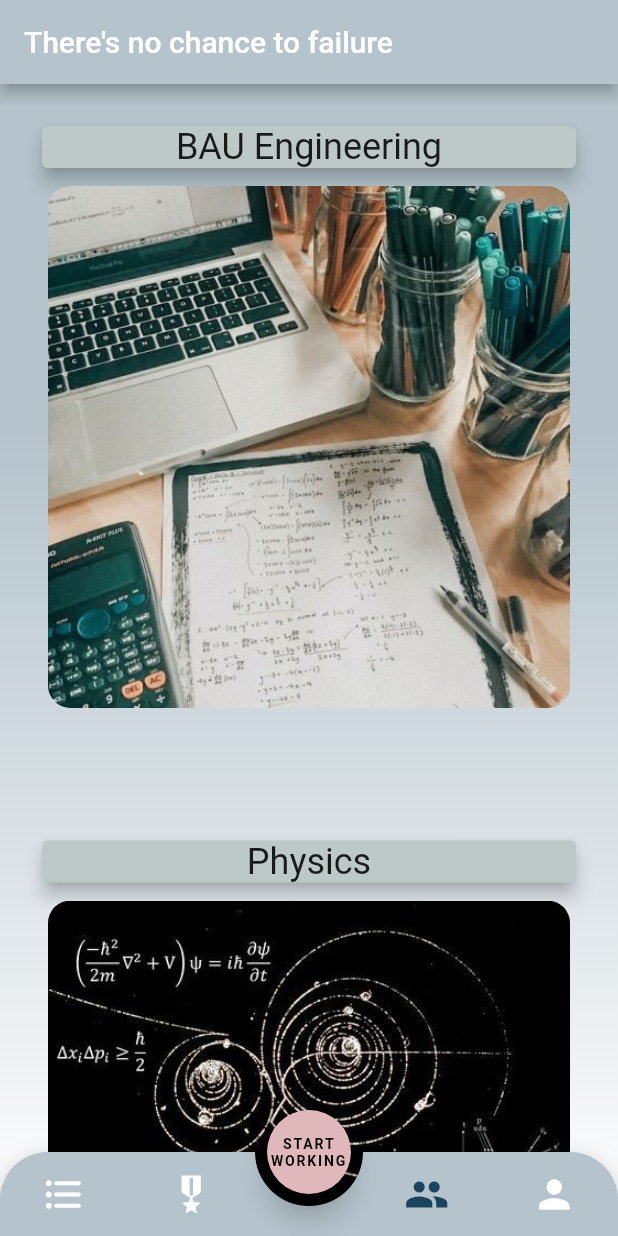
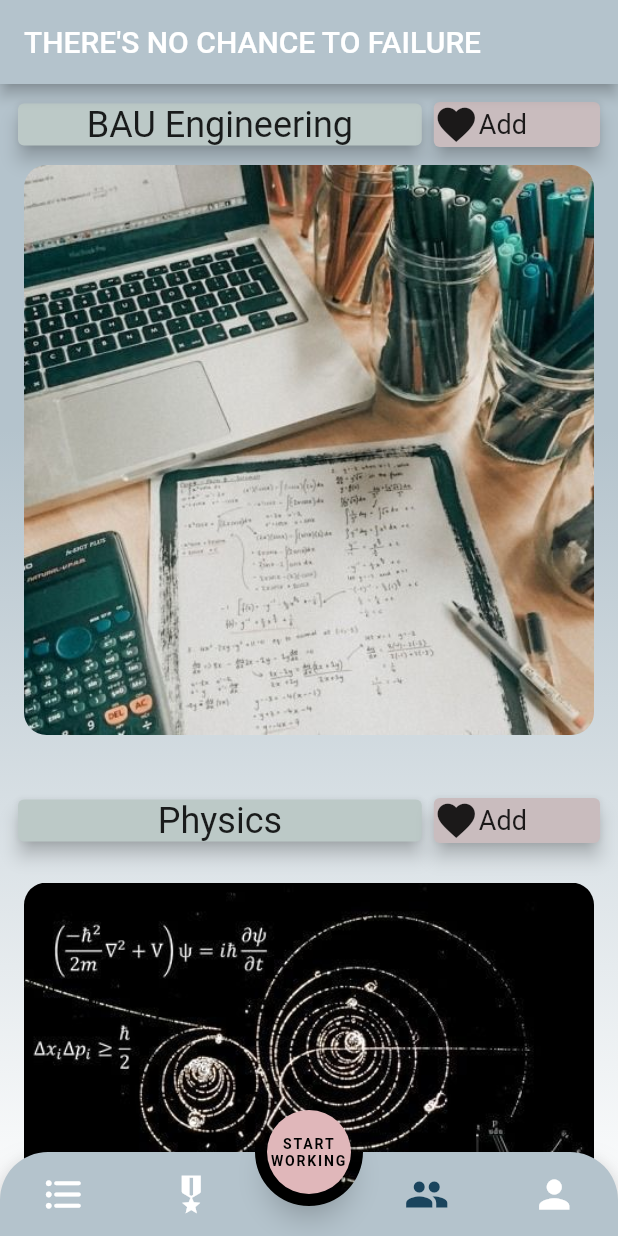
Before and after one commit to basakertugrul/motivasyon, a Flutter app: the screen it shows after launch, on a phone screen of 412 x 824 dp. Run offline on Flutter 3.47's test engine with Material 2 defaults, Android fonts, the phone set to English and light mode, and no system bars; drawn by our look-alikes of animated_bottom_navigation_bar, flip_card; our stand-ins replace auto_animated, rflutter_alert; missing offline and left inert: circular_reveal_animation.

```diff
--- /dev/null
+++ b/lib/class/addFunction.dart
@@ -0,0 +1,40 @@
+import 'package:flutter/material.dart';
+import 'package:motivation/main.dart';
+import 'package:rflutter_alert/rflutter_alert.dart';
+
+class AddClass extends StatelessWidget {
+  @override
+  Widget build(BuildContext context) {
+    return Card(
+      elevation: 5,
+      color: HexColor("#c9bcbe"), // button color
+      child: InkWell(
+        onTap: () => _onAlertButtonsPressed(context), // button pressed
+        child: Row(
+          crossAxisAlignment: CrossAxisAlignment.center,
+          children: <Widget>[
+            Icon(Icons.favorite,size: 30), // icon
+            Text("Add",style: TextStyle(fontSize: 18),), // text
+          ],
+        ),
+      ),
+    );
+  }
+
+  _onAlertButtonsPressed(context) {
+    Alert(
+      context: context,
+      type: AlertType.none,
+      title: "Do you want to be a member of this class?",
+      buttons: [
+        DialogButton(
+            child: Text(
+              "YES!",
+              style: TextStyle(color: Colors.white, fontSize: 18),
+            ),
+            onPressed: () => Navigator.pop(context),
+            color: HexColor("#d1b0bc")),
+      ],
+    ).show();
+  }
+}
--- a/lib/class/classes.dart
+++ b/lib/class/classes.dart
@@ -1,5 +1,6 @@
 import 'package:flutter/material.dart';
 import 'package:motivation/class/class.dart';
+import 'package:motivation/class/addFunction.dart';
 import 'package:motivation/main.dart';
 import 'package:flip_card/flip_card.dart';
 
@@ -23,18 +24,15 @@ class Classes extends StatelessWidget {
       padding: const EdgeInsets.all(8),
       itemCount: names.length,
       itemBuilder: (BuildContext context, int index) {
-        return Container(
-          padding: EdgeInsets.all(16.0),
-          child: FlipCard(
-            front: Container(
-              child: Center(
-                  child: Column(
+        return Column(children: [
+          Row(
+            mainAxisAlignment: MainAxisAlignment.spaceEvenly,
             children: [
-                  Card(
+              Expanded(
+                flex: 7,
+                child: Card(
                   elevation: 5,
                   color: HexColor('#BCC9C7'),
-                    child: SizedBox(
-                      width: double.infinity,
                   child: Text(
                     names[index].name,
                     style: TextStyle(fontSize: 24),
@@ -42,6 +40,14 @@ class Classes extends StatelessWidget {
                   ),
                 ),
               ),
+              Expanded(flex: 3, child: AddClass()),
+            ],
+          ),
+          FlipCard(
+            front: Container(
+              child: Center(
+                  child: Column(
+                children: [
                   Container(
                     margin: EdgeInsets.all(8),
                     child: ClipRRect(
@@ -78,7 +84,7 @@ class Classes extends StatelessWidget {
               ),
             ),
           ),
-        );
+        ]);
       },
     );
   }
--- a/lib/main.dart
+++ b/lib/main.dart
@@ -21,7 +21,7 @@ class MyApp extends StatelessWidget {
         scaffoldBackgroundColor: Colors.white,
         visualDensity: VisualDensity.adaptivePlatformDensity,
       ),
-      home: MyHomePage(title: 'There\'s no chance to failure '),
+      home: MyHomePage(title: 'THERE\'S NO CHANCE TO FAILURE'),
       color: Colors.black,
     );
   }
--- a/pubspec.yaml
+++ b/pubspec.yaml
@@ -28,6 +28,7 @@ dependencies:
   scrollable_positioned_list: ^0.1.7
   flip_card: ^0.4.4
   circular_reveal_animation: ^1.1.5
+  rflutter_alert: ^1.1.0
   # The following adds the Cupertino Icons font to your application.
   # Use with the CupertinoIcons class for iOS style icons.
   cupertino_icons: ^1.0.0
```
Also changed, not shown: pubspec.lock, 1 other file. Lines whose indentation alone changed are shown as unchanged.
